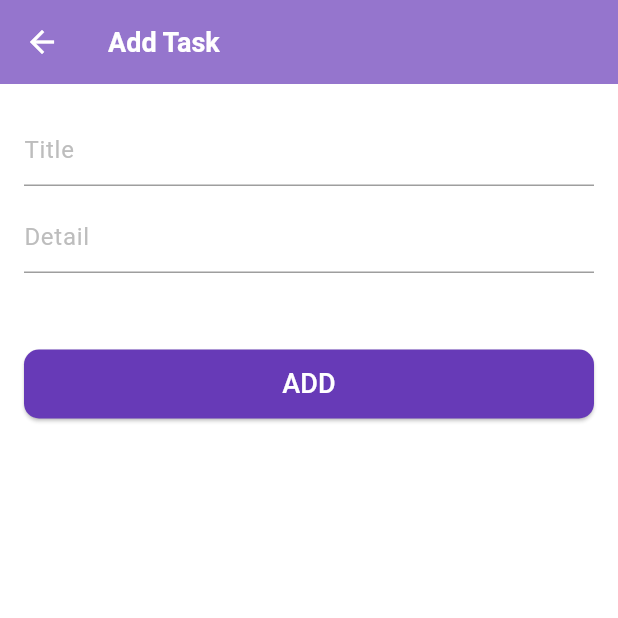
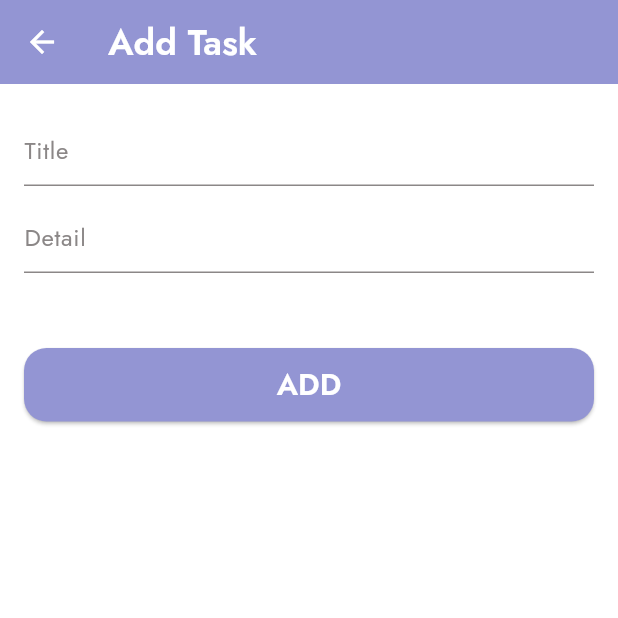
Before and after one commit to okelloEnos/stellat_todos, a Flutter app: the screen it shows after launch, after a tap on the "add" icon, on a phone screen of 412 x 824 dp, the top half of it. Run offline on Flutter 3.47's test engine with Material 3 defaults, Android fonts, the phone set to English and light mode, and no system bars.

Commit message:
app cleanup

```diff
--- a/lib/features/home/ui/screens/home_screen.dart
+++ b/lib/features/home/ui/screens/home_screen.dart
@@ -9,7 +9,6 @@ class HomeScreen extends StatefulWidget {
 }
 
 class _HomeScreenState extends State<HomeScreen> {
-  // final screenOptions = [const AllTodosScreen(), const CompletedTodosScreen()];
   int currentIndex = 0;
 
   // list of todos within a state
@@ -99,8 +98,16 @@ class _HomeScreenState extends State<HomeScreen> {
         },
         selectedItemColor: theme.colorScheme.primary,
         unselectedItemColor: theme.hintColor,
-        selectedLabelStyle: TextStyle(color: theme.colorScheme.primary),
-        unselectedLabelStyle: TextStyle(color: theme.hintColor),
+        selectedLabelStyle: TextStyle(
+            color: theme.colorScheme.primary,
+            fontSize: 10.0,
+            fontFamily: "Jost",
+            fontWeight: FontWeight.w400),
+        unselectedLabelStyle: TextStyle(
+            color: theme.hintColor,
+            fontSize: 10.0,
+            fontFamily: "Jost",
+            fontWeight: FontWeight.w400),
       ),
     );
   }
--- a/lib/features/todos/data/model/todo.dart
+++ b/lib/features/todos/data/model/todo.dart
@@ -1,24 +1,20 @@
 class Todo{
-  final int? id;
   final String? title;
   final String? description;
   final bool? isCompleted;
 
   Todo({
-    this.id,
     this.title,
     this.description,
     this.isCompleted
   });
 
   Todo copyWith({
-    int? id,
     String? title,
     String? description,
     bool? isCompleted
   }) {
     return Todo(
-      id: id ?? this.id,
       title: title ?? this.title,
       description: description ?? this.description,
       isCompleted: isCompleted ?? this.isCompleted
--- a/lib/features/todos/todos_barrel.dart
+++ b/lib/features/todos/todos_barrel.dart
@@ -7,4 +7,3 @@ export 'data/model/todo.dart';
 export 'ui/widgets/completed_todos.dart';
 export 'ui/widgets/todos_list.dart';
 export 'ui/widgets/completed_todo_card.dart';
-export 'business_logic/todos_business_logic.dart';
--- a/lib/features/todos/ui/screens/add_todo_screen.dart
+++ b/lib/features/todos/ui/screens/add_todo_screen.dart
@@ -32,7 +32,7 @@ class _AddTodoScreenState extends State<AddTodoScreen> {
             const SizedBox(height: 10.0,),
             CustomTextField(controller: descriptionController, hintText: "Detail"),
             const SizedBox(height: 50.0,),
-            CustomElevatedButton(btnText: "ADD", onPressed: (){
+            CustomElevatedButton(btnText: "ADD", fontSize: 20.0, onPressed: (){
               String title = titleController.text.trim();
               String description = descriptionController.text.trim();
               // title of a todo cannot miss so validate to check
--- a/lib/features/todos/ui/screens/all_todos_screen.dart
+++ b/lib/features/todos/ui/screens/all_todos_screen.dart
@@ -17,7 +17,7 @@ class AllTodosScreen extends StatelessWidget {
     return Scaffold(
       backgroundColor: theme.colorScheme.background,
       appBar: AppBar(
-        title: const Text('TODO APP', style: TextStyle(fontSize: 20)),
+        title: const Text('TODO APP'),
         actions: [
           IconButton(
             onPressed: () {},
@@ -29,7 +29,12 @@ class AllTodosScreen extends StatelessWidget {
         padding: const EdgeInsets.only(left: 4.0, right: 4.0, top: 10.0),
         child: listOfTodos.isEmpty ? Center(
           child: Text("There are no tasks yet",
-            style: TextStyle(color: theme.hintColor),
+            style: TextStyle(
+                color: theme.hintColor,
+                fontSize: 13.0,
+                fontFamily: "Jost",
+                fontWeight: FontWeight.w700
+            ),
           ),
         ) : TodosList(
           listOfTodos: listOfTodos,
--- a/lib/features/todos/ui/screens/completed_todos_screen.dart
+++ b/lib/features/todos/ui/screens/completed_todos_screen.dart
@@ -16,7 +16,12 @@ class CompletedTodosScreen extends StatelessWidget {
         padding: const EdgeInsets.only(left: 4.0, right: 4.0, top: 10.0),
         child: listOfCompletedTodos.isEmpty ? Center(
           child: Text("There are no completed tasks yet",
-          style: TextStyle(color: theme.hintColor),
+          style: TextStyle(
+              color: theme.hintColor,
+              fontSize: 13.0,
+              fontFamily: "Jost",
+              fontWeight: FontWeight.w700
+          ),
           ),
         ) : CompletedTodos(
           completedListOfTodos: listOfCompletedTodos,
--- a/lib/main.dart
+++ b/lib/main.dart
@@ -16,20 +16,29 @@
       debugShowCheckedModeBanner: false,
       theme: ThemeData(
         colorScheme: ColorScheme.fromSeed(
-            seedColor: Colors.deepPurple,
-          primary: Colors.deepPurple,
-          background: Colors.deepPurple.shade100,
-          secondary: Colors.white
+            seedColor: const Color(0XFF9395D3),
+          primary: const Color(0XFF9395D3),
+          onPrimary: Colors.white,
+          secondary: Colors.white,
+          onSecondary: const Color(0XFF9395D3),
+          tertiary: Colors.black,
+          onTertiary: Colors.white,
+          background: const Color(0XFFD6D7EF),
+          onBackground: Colors.white,
+          outline: const Color(0XFFB3B7EE),
         ),
-        hintColor: Colors.grey,
+        hintColor: const Color(0XFF8B8787),
         useMaterial3: true,
-        appBarTheme: AppBarTheme(
-          backgroundColor: Colors.deepPurple.shade300,
-          iconTheme: const IconThemeData(color: Colors.white),
-          titleTextStyle: const TextStyle(color: Colors.white, fontSize: 18.0, fontWeight: FontWeight.bold),
+        appBarTheme: const AppBarTheme(
+          backgroundColor: Color(0XFF9395D3),
+          iconTheme: IconThemeData(color: Colors.white),
+          titleTextStyle: TextStyle(color: Colors.white,
+              fontSize: 24.0, fontFamily: "Jost",
+              fontWeight: FontWeight.w700
+          ),
         ),
-        floatingActionButtonTheme: FloatingActionButtonThemeData(
-          backgroundColor: Colors.deepPurple.shade300,
+        floatingActionButtonTheme: const FloatingActionButtonThemeData(
+          backgroundColor: Color(0XFF9395D3),
           foregroundColor: Colors.white,
         ),
         cardTheme: CardTheme(
@@ -42,6 +51,15 @@
         ),
         bottomNavigationBarTheme: const BottomNavigationBarThemeData(
           backgroundColor: Colors.white
+        ),
+        snackBarTheme: const SnackBarThemeData(
+          backgroundColor: Color(0XFF9395D3),
+          contentTextStyle: TextStyle(
+              color: Colors.white,
+              fontSize: 13.0,
+              fontFamily: "Jost",
+              fontWeight: FontWeight.w700
+          )
         )
 
       ),
--- a/lib/resources/common_widgets/custom_elevated_button.dart
+++ b/lib/resources/common_widgets/custom_elevated_button.dart
@@ -4,8 +4,9 @@ import 'package:flutter/material.dart';
 class CustomElevatedButton extends StatelessWidget {
   final String btnText;
   final VoidCallback onPressed;
+  final double fontSize;
 
-  const CustomElevatedButton({Key? key, required this.btnText, required this.onPressed}) : super(key: key);
+  const CustomElevatedButton({Key? key, required this.btnText, required this.onPressed, required this.fontSize}) : super(key: key);
 
   @override
   Widget build(BuildContext context) {
@@ -13,10 +14,10 @@ class CustomElevatedButton extends StatelessWidget {
     return  ElevatedButton(
         onPressed: onPressed,
       style: ElevatedButton.styleFrom(
-        foregroundColor: Colors.white,
+        foregroundColor: theme.colorScheme.onPrimary,
         backgroundColor: theme.colorScheme.primary,
         shape: RoundedRectangleBorder(
-          borderRadius: BorderRadius.circular(10.0),
+          borderRadius: BorderRadius.circular(15.0),
         ),
         padding: const EdgeInsets.symmetric(vertical: 10.0, horizontal: 20.0),
       ),
@@ -26,7 +27,8 @@ class CustomElevatedButton extends StatelessWidget {
             Expanded(
               child: Text(btnText,
       textAlign: TextAlign.center,
-      style: const TextStyle(fontSize: 18.0, color: Colors.white),),
+      style: TextStyle(fontSize: fontSize, color: theme.colorScheme.onPrimary, fontFamily: "Jost",
+          fontWeight: FontWeight.w700),),
             ),
           ],
         ),
--- a/lib/resources/common_widgets/custom_text_field.dart
+++ b/lib/resources/common_widgets/custom_text_field.dart
@@ -14,14 +14,16 @@ class CustomTextField extends StatelessWidget {
     return  TextFormField(
       controller: controller,
       style: TextStyle(
+          fontFamily: "Jost",
           color: theme.colorScheme.primary,
-          fontWeight: FontWeight.w500,
+          fontWeight: FontWeight.w400,
           fontSize: 16.0),
       decoration: InputDecoration(
         hintText: hintText,
         hintStyle: TextStyle(
-            color: Colors.grey.shade400,
-            fontWeight: FontWeight.normal,
+            fontFamily: "Jost",
+            color: theme.hintColor,
+            fontWeight: FontWeight.w400,
             fontSize: 16.0),
         border: UnderlineInputBorder(
             borderSide: BorderSide(
```
Also changed, not shown: lib/features/todos/business_logic/todos_business_logic.dart (deleted, +0 -39 lines), lib/features/todos/ui/screens/edit_todo_screen.dart (+32 -14 lines), lib/features/todos/ui/widgets/completed_todo_card.dart (+9 -2 lines), lib/features/todos/ui/widgets/todo_card.dart (+12 -9 lines), pubspec.yaml (+9 -29 lines), assets/fonts/Jost-Regular.ttf (added), assets/fonts/Jost-SemiBold.ttf (added), lib/features/home/home_barrel.dart (renamed from lib/features/home/bome_barrel.dart).
